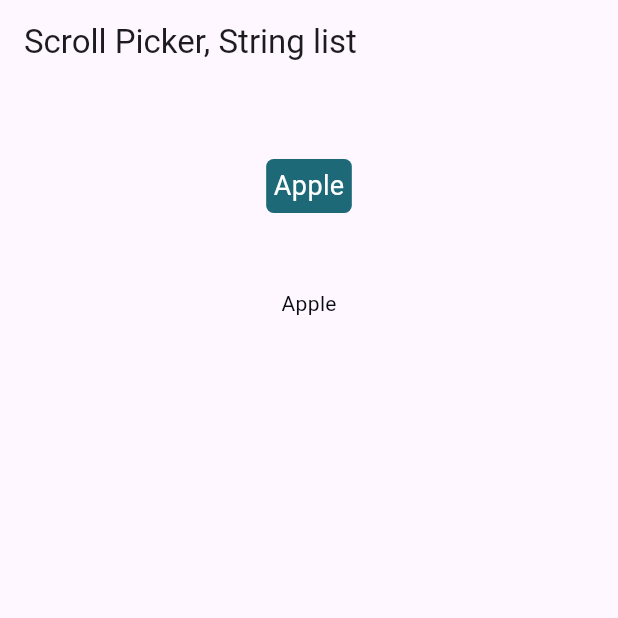
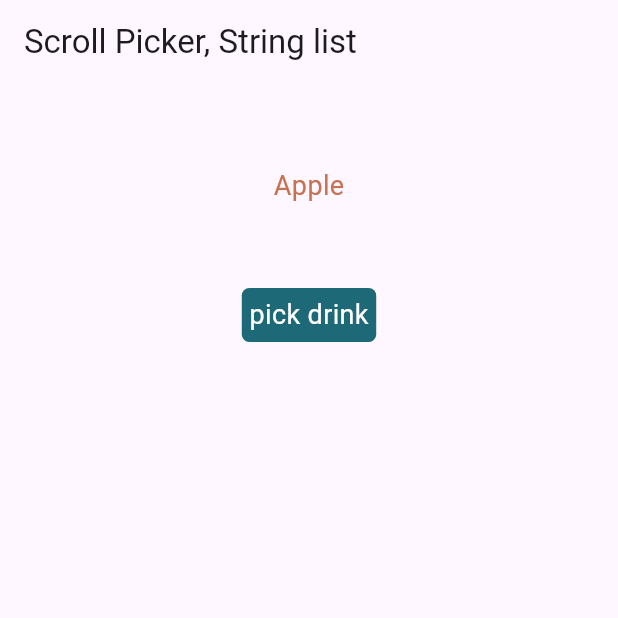
Before and after one commit to jeffk388/scroll_picker, a Flutter app: the screen it shows after launch, on a phone screen of 412 x 824 dp, the top half of it. Run offline on Flutter 3.47's test engine with Material 3 defaults, Android fonts, the phone set to English and light mode, and no system bars.

Commit message:
Youtube images

```diff
--- a/example/lib/main.dart
+++ b/example/lib/main.dart
@@ -4,12 +4,12 @@ import 'package:scroll_picker/scroll_picker.dart';
 
 
 //logger
-import 'package:logger/logger.dart';
+/* import 'package:logger/logger.dart';
 
 var logger =Logger(
   printer: PrettyPrinter()
 );
-
+ */
 
 
 void main() => runApp(
@@ -36,22 +36,35 @@ class ScrollPickerMain extends StatefulWidget {
 }
 
 class _ScrollPickerMainState extends State<ScrollPickerMain> {
+  //\\\ START fruit  picker example
   List<String> options =['Apple', 'Kiwi', 'Blueberry', 'Mango','Orange','Pear'];
   String? currOption;
-
-
 
   void callbackOption(value) {
     setState((){
       currOption =value;
 
-      logger.i('043 curr_option ===$currOption');
+      //logger.i('043 curr_option ===$currOption');
     });
   }
+  //\\\ END fruit  picker example
+
+  //\\\ START drink  picker example C-200
+  List<String> drinks =['pick drink','Coke', 'Diet Coke', 'Pepsi', 'Dr Pepper','Sprite','Pear'];
+  String? currentDrink;
+
+  void callbackDrink(value) {
+    setState((){
+      currentDrink =value;
+    });
+  }
+  //\\\ END drink  picker example
+
   @override
   void initState() {
     setState((){
-      currOption =currOption  ?? options[0];//:currOption;
+      currOption =currOption  ?? options[0];//:currOption; C-100
+      currentDrink =currentDrink ?? drinks[0]; // C-200
     });
 
     super.initState();
@@ -65,28 +78,37 @@ class _ScrollPickerMainState extends State<ScrollPickerMain> {
     return Scaffold(
       appBar: AppBar(title: const Text('Scroll Picker, String list')),
       body:
-        Column(
-          //crossAxisAlignment: CrossAxisAlignment.center,
+        Container(
+          width:double.infinity,
+          child: Column(
             mainAxisAlignment: MainAxisAlignment.start,
+            crossAxisAlignment: CrossAxisAlignment.center,
             children: [
               const SizedBox(height:50),
 
-            Row(
-              mainAxisAlignment: MainAxisAlignment.center,
-              children: [
-                //SizedBox(width:50),
               Container(
                 //width: double.infinity,
-                  decoration: BoxDecoration(color:stringToRGBO('#106070f0'),borderRadius: BorderRadius.circular(5)),
+                //decoration: BoxDecoration(color:stringToRGBO('#106070f0'),borderRadius: BorderRadius.circular(5)),
                 padding: const EdgeInsets.all(5),
-                  child: ScrollPicker(dataArray: options, currentSelection: currOption!, fontSizeList: 20,fontSizeTitle:18,callback: callbackOption)),
-              ],
+                child: ScrollPicker(dataArray: options, currentSelection: currOption!, fontSizeList: 20,fontSizeTitle:18,callback: callbackOption)
                 ),
 
               const SizedBox(height:50),
 
-            Text(currOption!,style:const TextStyle(color:Color.fromRGBO(10,10,20,1.0))),
+              // C-200
+              Container(
+                decoration: BoxDecoration(color:stringToRGBO('#106070f0'),borderRadius: BorderRadius.circular(5)),
+                padding: const EdgeInsets.all(5),
+                child: ScrollPicker(dataArray: drinks, currentSelection: currentDrink!, fontSizeList: 20,fontSizeTitle:18,
+                  callback: callbackDrink,
+                  colorTextDisplay: '#FFFFFFff',  // color of the text selected, default = the color of "Apple" shown above
+                  scrollLines: 7, // def=5
+                  )
+                ),
+
+              //Text(currOption!,style:const TextStyle(color:Color.fromRGBO(10,10,20,1.0))),
             ],
+          ),
         )
 
       );
--- a/lib/scroll_picker.dart
+++ b/lib/scroll_picker.dart
@@ -14,7 +14,7 @@ class ScrollPicker extends StatefulWidget {
     required this.fontSizeList,             //fontSize of List item
     required this.fontSizeTitle,            //fontSize of Title & Confirm
     this.scrollLines=5,                     // Count of rows in scrollView  5 (def) 7
-    this.colorTextDisplay='#FFFFFFff',                // text color for the selected & display on your view
+    this.colorTextDisplay='#C87050ff',                // text color for the selected & display on your view
     this.colorText='#FFFFFFff',             // Text color of List item, title, and confirm
     this.colorIcon='#FF5020f0',             // Cancel icon color
     this.colorBoxWhole='#205040e0',         //'#102090f0',  background color of the whole dialog box
--- a/pubspec.yaml
+++ b/pubspec.yaml
@@ -1,6 +1,6 @@
 name: scroll_picker
 description: "Scroll picker to select an item from String list"
-version: 0.0.1
+version: 0.0.3
 homepage: https://github.com/jeffk388/scroll_picker
 
 environment:
```
Also changed, not shown: shot_button.png, shot_with_scroll.png, 3 other files. Lines whose indentation alone changed are shown as unchanged.
